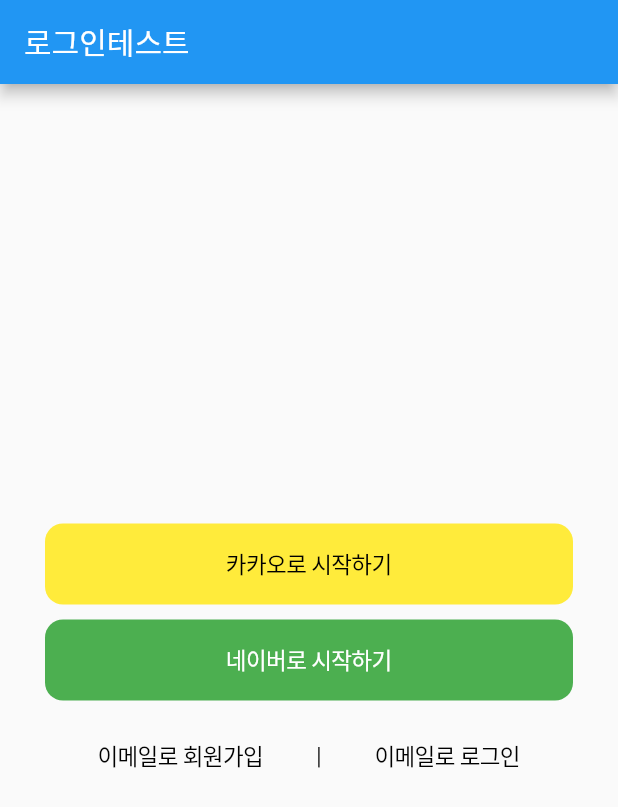
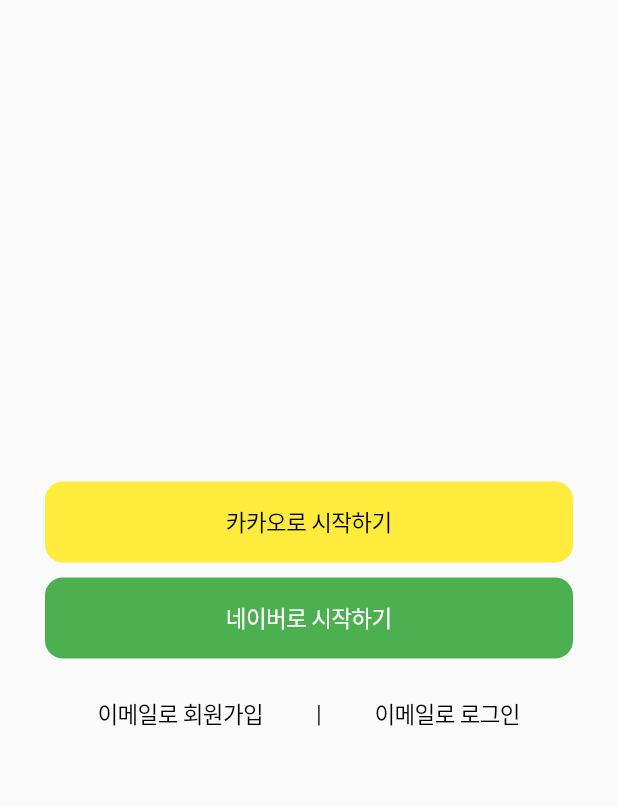
Before and after one commit to hyosun7037/flutter_social_login, a Flutter app: the screen it shows after launch, on a phone screen of 412 x 824 dp. Shown: the top 807 px of the screen. Run offline on Flutter 3.47's test engine with Material 2 defaults, Android fonts, the phone set to English and light mode, and no system bars; our stand-ins replace freezed_annotation, get, logger; missing offline and left inert: flutter_naver_login, kakao_flutter_sdk.

Commit message:
15. 안드로이드 세팅

```diff
--- a/lib/social/social_login_page.dart
+++ b/lib/social/social_login_page.dart
@@ -12,8 +12,6 @@
       init: SocialLoginController(),
       builder: (_) =>
         Scaffold(
-        appBar: AppBar(
-        title: const Text('로그인테스트')),
         body: SafeArea(
           minimum: const EdgeInsets.symmetric(horizontal: 30),
           child: Column(
```
Also changed, not shown: 3 other files.
